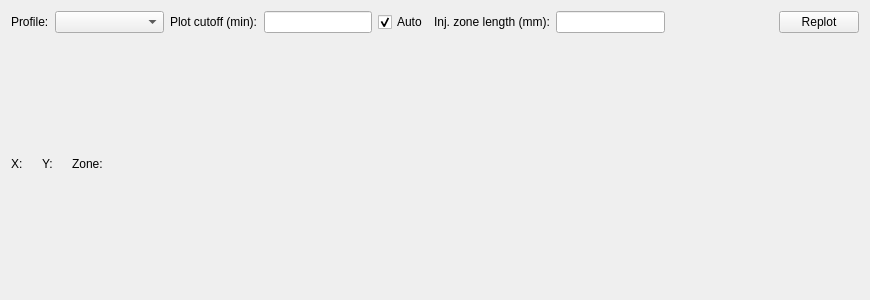
Old version of the form src/ui/signalplotwidget.ui in the repository echmet/PeakMasterNG.
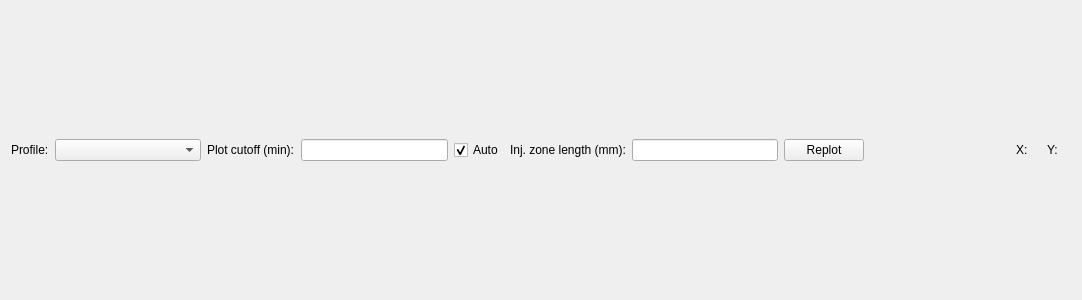
New version of the form. Custom widgets are drawn as their Qt base class.

Commit message: Move live plot values display to the middle block

Diff of the .ui file:
```diff
--- a/src/ui/signalplotwidget.ui
+++ b/src/ui/signalplotwidget.ui
@@ -6,7 +6,7 @@
    <rect>
     <x>0</x>
     <y>0</y>
-    <width>870</width>
+    <width>1082</width>
     <height>300</height>
    </rect>
   </property>
@@ -63,19 +63,6 @@
      <item>
       <widget class="QLineEdit" name="qle_injZoneLength"/>
      </item>
-     <item>
-      <spacer name="horizontalSpacer_2">
-       <property name="orientation">
-        <enum>Qt::Horizontal</enum>
-       </property>
-       <property name="sizeHint" stdset="0">
-        <size>
-         <width>40</width>
-         <height>20</height>
-        </size>
-       </property>
-      </spacer>
-     </item>
      <item>
       <widget class="QPushButton" name="qpb_replot">
        <property name="text">
@@ -83,12 +70,27 @@
        </property>
       </widget>
      </item>
-    </layout>
-   </item>
-   <item>
-    <layout class="QHBoxLayout" name="horizontalLayout">
+     <item>
+      <spacer name="horizontalSpacer_2">
+       <property name="orientation">
+        <enum>Qt::Horizontal</enum>
+       </property>
+       <property name="sizeHint" stdset="0">
+        <size>
+         <width>40</width>
+         <height>20</height>
+        </size>
+       </property>
+      </spacer>
+     </item>
      <item>
       <widget class="QLabel" name="ql_x">
+       <property name="sizePolicy">
+        <sizepolicy hsizetype="Minimum" vsizetype="Preferred">
+         <horstretch>0</horstretch>
+         <verstretch>0</verstretch>
+        </sizepolicy>
+       </property>
        <property name="text">
         <string>X:</string>
        </property>
@@ -96,6 +98,12 @@
      </item>
      <item>
       <widget class="QLabel" name="ql_xVal">
+       <property name="sizePolicy">
+        <sizepolicy hsizetype="Minimum" vsizetype="Preferred">
+         <horstretch>0</horstretch>
+         <verstretch>0</verstretch>
+        </sizepolicy>
+       </property>
        <property name="text">
         <string/>
        </property>
@@ -103,6 +111,12 @@
      </item>
      <item>
       <widget class="QLabel" name="ql_y">
+       <property name="sizePolicy">
+        <sizepolicy hsizetype="Minimum" vsizetype="Preferred">
+         <horstretch>0</horstretch>
+         <verstretch>0</verstretch>
+        </sizepolicy>
+       </property>
        <property name="text">
         <string>Y:</string>
        </property>
@@ -110,38 +124,17 @@
      </item>
      <item>
       <widget class="QLabel" name="ql_yVal">
-       <property name="text">
-        <string/>
+       <property name="sizePolicy">
+        <sizepolicy hsizetype="Minimum" vsizetype="Preferred">
+         <horstretch>0</horstretch>
+         <verstretch>0</verstretch>
+        </sizepolicy>
        </property>
-      </widget>
-     </item>
-     <item>
-      <widget class="QLabel" name="ql_zone">
        <property name="text">
-        <string>Zone:</string>
-       </property>
-      </widget>
-     </item>
-     <item>
-      <widget class="QLabel" name="ql_zoneVal">
-       <property name="text">
         <string/>
        </property>
       </widget>
      </item>
-     <item>
-      <spacer name="horizontalSpacer">
-       <property name="orientation">
-        <enum>Qt::Horizontal</enum>
-       </property>
-       <property name="sizeHint" stdset="0">
-        <size>
-         <width>40</width>
-         <height>20</height>
-        </size>
-       </property>
-      </spacer>
-     </item>
     </layout>
    </item>
   </layout>
```
The commit also changes 1 other file.
